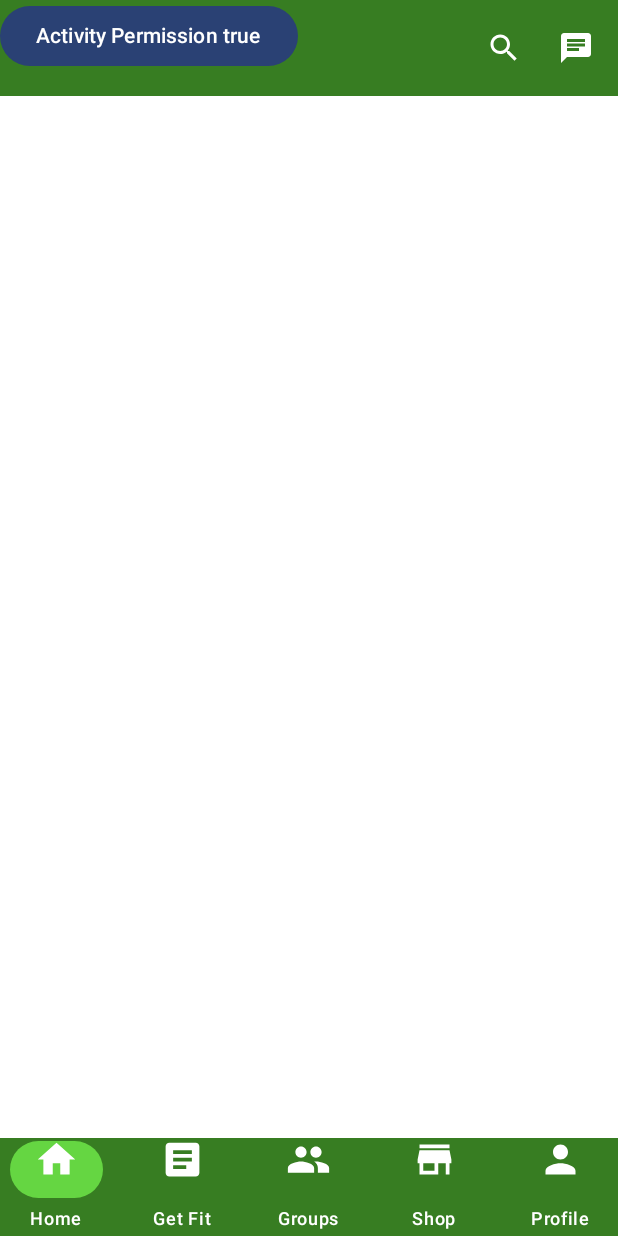
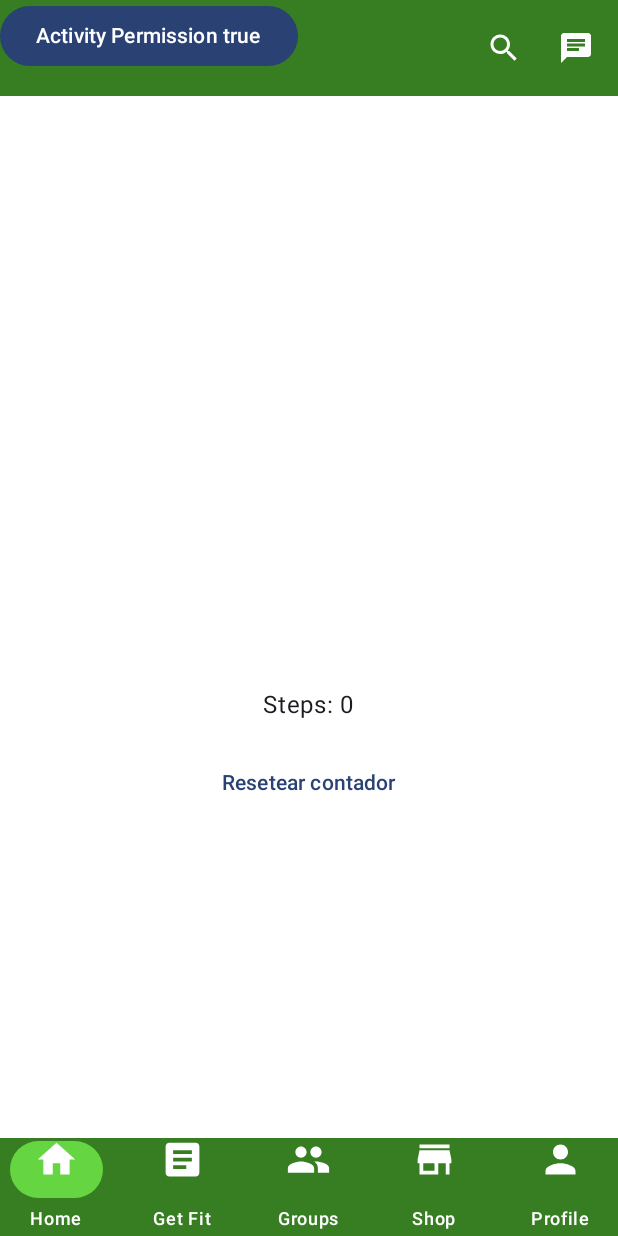
Before and after one commit to PedroRS9/FitQuest, an Android app built with Jetpack Compose: the MainMenuScreen screen opened through its navigation route, on a phone screen of 412 x 824 dp. Run offline under Robolectric (Android 15) with nearby library versions, the phone set to English and light mode, and no system bars; our stand-ins replace Firebase (no records; nobody signed in at launch, a user with empty details on screens opened directly), livedata-compose; 3 statements that could not run were skipped.

Commit message:
Step Counter logic v1

```diff
--- a/app/src/main/java/es/ulpgc/pigs/fitquest/screens/mainmenu/MainMenuScreen.kt
+++ b/app/src/main/java/es/ulpgc/pigs/fitquest/screens/mainmenu/MainMenuScreen.kt
@@ -1,32 +1,49 @@
 package es.ulpgc.pigs.fitquest.screens.mainmenu
 
+import StepCounterManager
+import android.content.Context
+import android.content.pm.PackageManager
+import android.hardware.Sensor
+import android.hardware.SensorEvent
+import android.hardware.SensorEventListener
+import android.hardware.SensorManager
 import androidx.activity.compose.BackHandler
+import androidx.compose.foundation.layout.Arrangement
 import androidx.compose.foundation.layout.Column
 import androidx.compose.foundation.layout.PaddingValues
 import androidx.compose.foundation.layout.fillMaxSize
 import androidx.compose.foundation.layout.padding
+import androidx.compose.foundation.layout.size
 import androidx.compose.material3.AlertDialog
+import androidx.compose.material3.CircularProgressIndicator
 import androidx.compose.material3.ExperimentalMaterial3Api
+import androidx.compose.material3.LinearProgressIndicator
 import androidx.compose.material3.MaterialTheme
 import androidx.compose.material3.Scaffold
 import androidx.compose.material3.Surface
 import androidx.compose.material3.Text
 import androidx.compose.material3.TextButton
 import androidx.compose.runtime.Composable
+import androidx.compose.runtime.DisposableEffect
 import androidx.compose.runtime.LaunchedEffect
 import androidx.compose.runtime.MutableState
 import androidx.compose.runtime.getValue
 import androidx.compose.runtime.livedata.observeAsState
 import androidx.compose.runtime.mutableStateOf
 import androidx.compose.runtime.remember
+import androidx.compose.runtime.setValue
 import androidx.compose.ui.Alignment
 import androidx.compose.ui.Modifier
 import androidx.compose.ui.graphics.Color
+import androidx.compose.ui.platform.LocalContext
 import androidx.compose.ui.res.painterResource
 import androidx.compose.ui.res.stringResource
 import androidx.compose.ui.text.font.FontWeight
+import androidx.compose.ui.text.input.TextFieldValue
 import androidx.compose.ui.tooling.preview.Preview
+import androidx.compose.ui.unit.dp
 import androidx.compose.ui.unit.sp
+import androidx.core.content.ContextCompat
 import androidx.lifecycle.viewmodel.compose.viewModel
 import androidx.navigation.NavBackStackEntry
 import androidx.navigation.NavController
@@ -43,6 +60,8 @@ import es.ulpgc.pigs.fitquest.navigation.AppScreens
 import es.ulpgc.pigs.fitquest.navigation.BottomNavigationBar
 import es.ulpgc.pigs.fitquest.navigation.TopNavigationBar
 import es.ulpgc.pigs.fitquest.ui.theme.FitquestTheme
+import java.util.Timer
+import kotlin.concurrent.scheduleAtFixedRate
 
 @ExperimentalMaterial3Api
 @Composable
@@ -51,6 +70,8 @@ fun MainMenuScreen(navController: NavController, backStackEntry: NavBackStackEnt
     val user by userGlobalConf.currentUser.observeAsState()
     val viewModel: MainMenuViewModel = viewModel(backStackEntry)
     viewModel.setUserGlobalConf(userGlobalConf)
+    val context = LocalContext.current
+    var steps by remember { mutableStateOf(0) }
 
     LaunchedEffect(Unit){
         viewModel.checkIfPictureIsDownloaded()
@@ -70,11 +91,72 @@ fun MainMenuScreen(navController: NavController, backStackEntry: NavBackStackEnt
         topBar = { TopNavigationBar(navController = navController, title = stringResource(R.string.topbar_mainmenu_title)) },
         bottomBar = { BottomNavigationBar(navController) }
     ) { paddingValues ->
-        BodyContent(
-            navController = navController,
-            user = user,
-            imageState = imageState,
-            paddingValues = paddingValues)
+            BodyContent(
+                navController = navController,
+                user = user,
+                imageState = imageState,
+                paddingValues = paddingValues
+            )
+        StepCounterScreen(context)
+    }
+}
+
+@Composable
+fun StepCounterScreen(context: Context) {
+    var steps by remember { mutableStateOf(0) }
+    val permissionGranted = checkPermission(context, android.Manifest.permission.ACTIVITY_RECOGNITION)
+    if (!permissionGranted) {
+        Text(text = "No detecta el permiso")
+        return
+    } else {
+        Text(text = "Si lo detecta")
+        val sensorManager = context.getSystemService(Context.SENSOR_SERVICE) as SensorManager
+        val sensor = sensorManager.getDefaultSensor(Sensor.TYPE_STEP_COUNTER)
+        val sensorListener = object : SensorEventListener {
+            override fun onSensorChanged(event: SensorEvent?) {
+                event?.let {
+                    val newSteps = event.values[0].toInt()
+                    steps = newSteps
+                }
+            }
+            override fun onAccuracyChanged(sensor: Sensor?, accuracy: Int) { }
+        }
+        sensorManager.registerListener(sensorListener, sensor, SensorManager.SENSOR_DELAY_NORMAL)
+
+    }
+    Column(
+        modifier = Modifier.fillMaxSize(),
+        verticalArrangement = Arrangement.Center,
+        horizontalAlignment = Alignment.CenterHorizontally
+    ) {
+        CircularProgressIndicator(
+            progress = steps.toFloat() / 1000f,
+            modifier = Modifier
+                .size(180.dp)
+                .padding(20.dp),
+            strokeWidth = 10.dp,
+            color = Color.Green
+        )
+
+        Text(text = "Steps: $steps")
+
+        ResetButton {
+            steps = 0
+        }
+    }
+}
+
+fun checkPermission(context: Context, permission: String): Boolean {
+    return ContextCompat.checkSelfPermission(context, permission) == PackageManager.PERMISSION_GRANTED
+}
+
+@Composable
+fun ResetButton(onClick: () -> Unit) {
+    TextButton(
+        onClick = onClick,
+        modifier = Modifier.padding(top = 16.dp)
+    ) {
+        Text(text = "Resetear contador")
     }
 }
 
@@ -159,8 +241,6 @@ fun ConfirmLogoutDialog(showDialog: MutableState<Boolean>, navController: NavCon
 }
 
 
-
-
 @Preview
 @ExperimentalMaterial3Api
 @Composable
```
Also changed, not shown: app/src/main/java/es/ulpgc/pigs/fitquest/screens/mainmenu/StepCounterManager.kt (added, +45 -0 lines).
